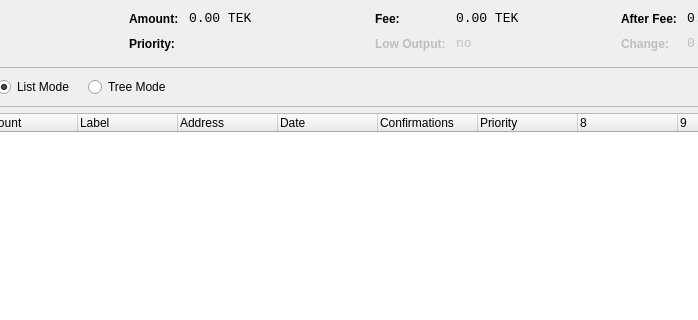
Qt form src/qt/forms/coincontroldialog.ui (maxxine/TEK) before a commit; both pictures show x 134 to 832 and y 0 to 320 of the 1000 by 500 pixel window.
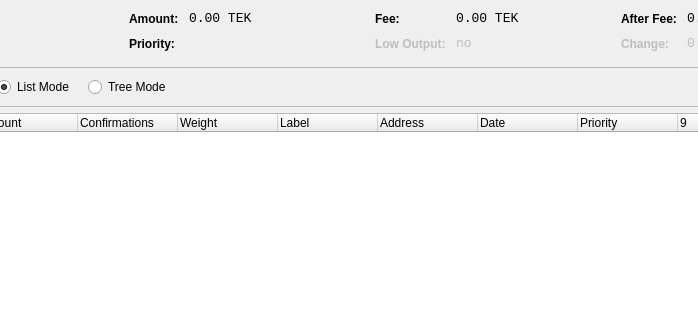
The same form after that commit. Custom widgets are drawn as their Qt base class.

Commit message: Add weight to coin control dialog

The edit to the form file:
```diff
--- a/src/qt/forms/coincontroldialog.ui
+++ b/src/qt/forms/coincontroldialog.ui
@@ -470,32 +470,20 @@
      <attribute name="headerStretchLastSection">
       <bool>false</bool>
      </attribute>
-     <column>
+     
+	 <column>
       <property name="text">
        <string/>
       </property>
      </column>
+	 
      <column>
       <property name="text">
        <string>Amount</string>
       </property>
      </column>
-     <column>
-      <property name="text">
-       <string notr="true">Label</string>
-      </property>
-     </column>
-     <column>
-      <property name="text">
-       <string>Address</string>
-      </property>
-     </column>
-     <column>
-      <property name="text">
-       <string>Date</string>
-      </property>
-     </column>
-     <column>
+	 
+	 <column>
       <property name="text">
        <string>Confirmations</string>
       </property>
@@ -503,31 +491,61 @@
        <string>Confirmed</string>
       </property>
      </column>
+	 
+	 <column>
+      <property name="text">
+       <string>Weight</string>
+      </property>
+     </column>
+	 
+     <column>
+      <property name="text">
+       <string notr="true">Label</string>
+      </property>
+     </column>
+	 
+     <column>
+      <property name="text">
+       <string>Address</string>
+      </property>
+     </column>
+	 
+     <column>
+      <property name="text">
+       <string>Date</string>
+      </property>
+     </column>
+	 
      <column>
       <property name="text">
        <string>Priority</string>
       </property>
      </column>
+	 
      <column>
-      <property name="text">
+      <property name="text"> <!--(invisible) TX HASH  --> 
        <string/>
       </property>
      </column>
+	 
      <column>
       <property name="text">
        <string/>
       </property>
      </column>
+	 
      <column>
       <property name="text">
        <string/>
       </property>
      </column>
+	 
      <column>
-      <property name="text">
+      <property name="text"> <!--(invisible) PRIORITY_INT64  -->
        <string/>
       </property>
      </column>
+	 
     </widget>
    </item>
    <item>
```
Left out of the diff: 4 changed lines with no effect on the pictures. The commit also changes 9 other files.
